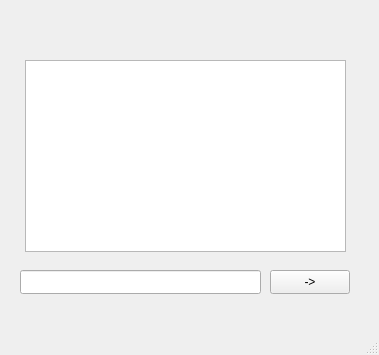
Qt form client/mainwindow.ui (Olovat/ChatApp) before a commit.
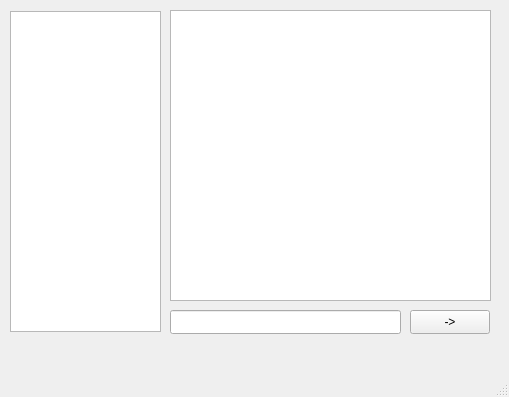
The same form after that commit.

The edit to the form file:
```diff
--- a/client/mainwindow.ui
+++ b/client/mainwindow.ui
@@ -6,8 +6,8 @@
    <rect>
     <x>0</x>
     <y>0</y>
-    <width>379</width>
-    <height>355</height>
+    <width>509</width>
+    <height>397</height>
    </rect>
   </property>
   <property name="windowTitle">
@@ -17,9 +17,9 @@
    <widget class="QLineEdit" name="lineEdit">
     <property name="geometry">
      <rect>
-      <x>20</x>
-      <y>270</y>
-      <width>241</width>
+      <x>170</x>
+      <y>310</y>
+      <width>231</width>
       <height>24</height>
      </rect>
     </property>
@@ -27,8 +27,8 @@
    <widget class="QPushButton" name="pushButton_2">
     <property name="geometry">
      <rect>
-      <x>270</x>
-      <y>270</y>
+      <x>410</x>
+      <y>310</y>
       <width>80</width>
       <height>24</height>
      </rect>
@@ -40,10 +40,20 @@
    <widget class="QTextBrowser" name="textBrowser">
     <property name="geometry">
      <rect>
-      <x>25</x>
-      <y>60</y>
+      <x>170</x>
+      <y>10</y>
       <width>321</width>
-      <height>192</height>
+      <height>291</height>
+     </rect>
+    </property>
+   </widget>
+   <widget class="QListWidget" name="userListWidget">
+    <property name="geometry">
+     <rect>
+      <x>10</x>
+      <y>11</y>
+      <width>151</width>
+      <height>321</height>
      </rect>
     </property>
    </widget>
```
Left out of the diff: 4 changed lines with no effect on the pictures.
